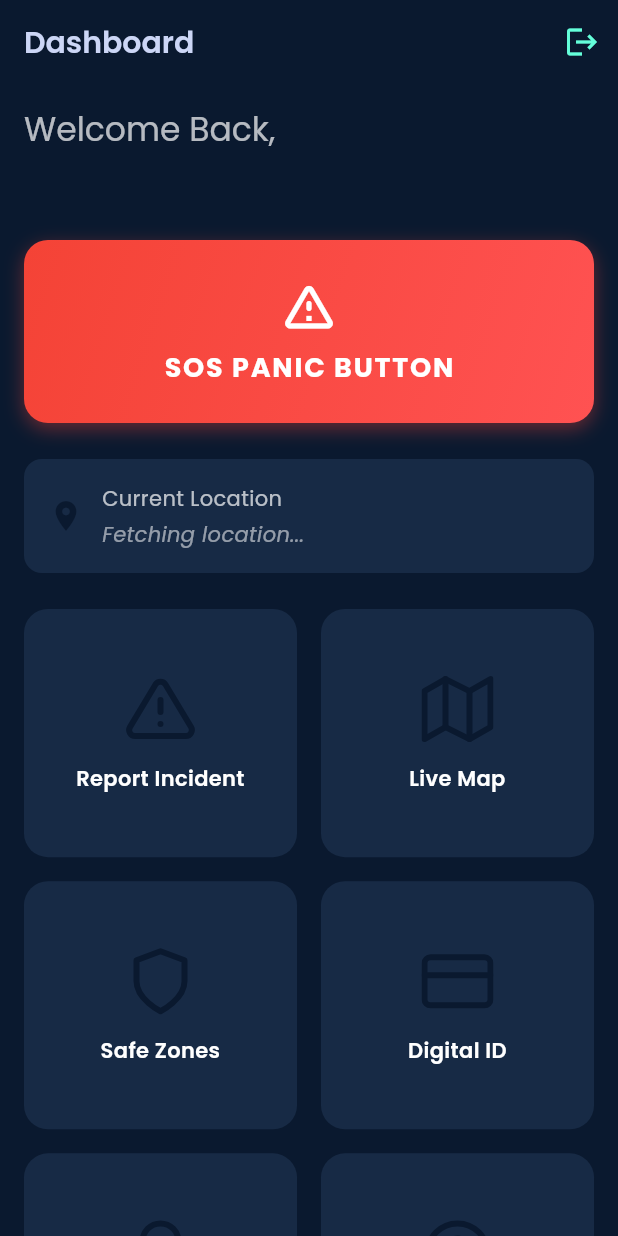
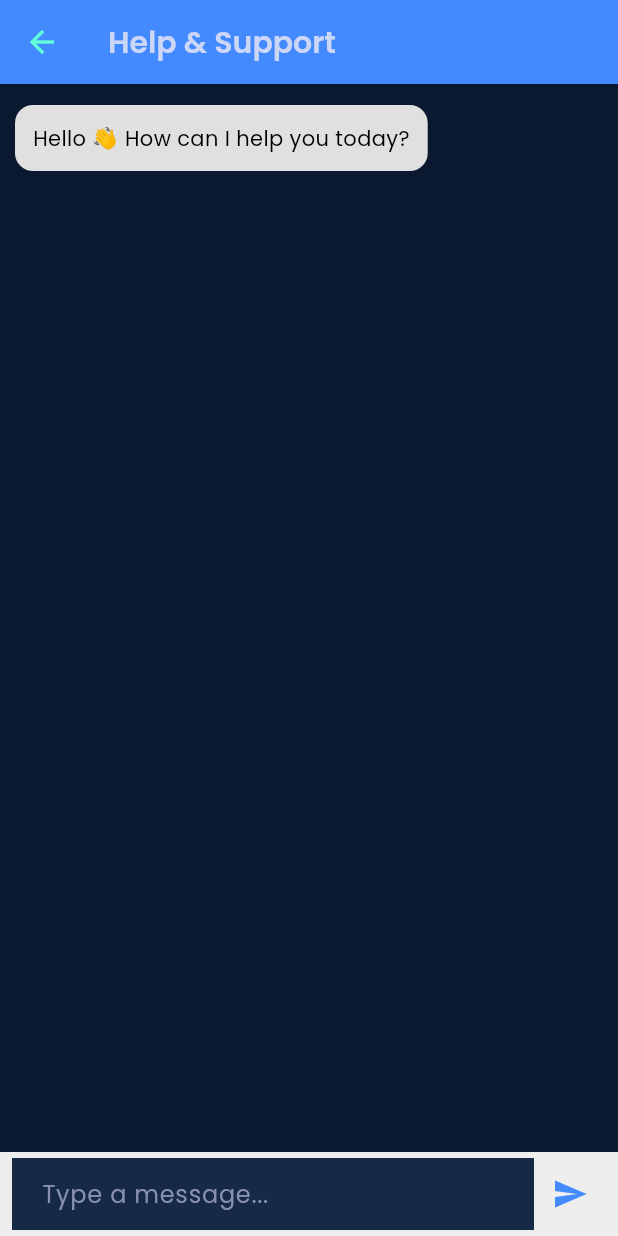
Before and after one commit to Stakeylock/sih_protoV2, a Flutter app: the screen it shows once a user with an empty profile is signed in, after a tap on "Help & Support", on a phone screen of 412 x 824 dp. Run offline on Flutter 3.47's test engine with Material 3 defaults, Android fonts, the phone set to English and light mode, and no system bars; our stand-ins replace flutter_dotenv, flutter_map, flutter_svg, geolocator, google_fonts, latlong2 and 2 more; accounts and stored records are empty.

Commit message:
Help & Support Frontend

```diff
--- a/sih_proto/lib/main.dart
+++ b/sih_proto/lib/main.dart
@@ -11,6 +11,8 @@ import 'package:sih_proto/screens/tourist_dashboard.dart';
 // UPDATED: Changed the import to point to the consolidated manager file
 import 'package:sih_proto/services/supabase_config.dart';
 import 'package:sih_proto/utils/app_theme.dart';
+
+import 'package:sih_proto/screens/chat_screen.dart';
 
 void main() async {
   WidgetsFlutterBinding.ensureInitialized();
@@ -39,6 +41,7 @@ class SihProtoApp extends StatelessWidget {
           '/tourist-dashboard': (context) => const TouristDashboard(),
           '/admin-dashboard': (context) => const AdminDashboardScreen(),
           '/police-dashboard': (context) => const PoliceDashboard(),
+          '/chat': (context) => const ChatScreen(),
         },
       ),
     );
--- /dev/null
+++ b/sih_proto/lib/screens/chat_screen.dart
@@ -0,0 +1,102 @@
+import 'package:flutter/material.dart';
+
+class ChatScreen extends StatefulWidget {
+  const ChatScreen({Key? key}) : super(key: key);
+
+  @override
+  State<ChatScreen> createState() => _ChatScreenState();
+}
+
+class _ChatScreenState extends State<ChatScreen> {
+  final TextEditingController _controller = TextEditingController();
+
+  // Temporary in-memory chat storage
+  List<Map<String, String>> messages = [
+    {"role": "bot", "text": "Hello 👋 How can I help you today?"},
+  ];
+
+  void _sendMessage() {
+    final text = _controller.text.trim();
+    if (text.isEmpty) return;
+
+    setState(() {
+      // Add user message
+      messages.add({"role": "user", "text": text});
+      _controller.clear();
+
+      // Add dummy bot reply (later replace with API call)
+      Future.delayed(const Duration(milliseconds: 500), () {
+        setState(() {
+          messages.add({"role": "bot", "text": "You said: $text"});
+        });
+      });
+    });
+  }
+
+  @override
+  Widget build(BuildContext context) {
+    return Scaffold(
+      appBar: AppBar(
+        title: const Text("Help & Support"),
+        backgroundColor: Colors.blueAccent,
+      ),
+      body: Column(
+        children: [
+          // Chat Messages
+          Expanded(
+            child: ListView.builder(
+              padding: const EdgeInsets.all(10),
+              itemCount: messages.length,
+              itemBuilder: (context, index) {
+                final message = messages[index];
+                final isUser = message["role"] == "user";
+                return Align(
+                  alignment:
+                      isUser ? Alignment.centerRight : Alignment.centerLeft,
+                  child: Container(
+                    margin: const EdgeInsets.symmetric(vertical: 4),
+                    padding: const EdgeInsets.all(12),
+                    decoration: BoxDecoration(
+                      color: isUser ? Colors.blueAccent : Colors.grey[300],
+                      borderRadius: BorderRadius.circular(12),
+                    ),
+                    child: Text(
+                      message["text"]!,
+                      style: TextStyle(
+                        color: isUser ? Colors.white : Colors.black,
+                      ),
+                    ),
+                  ),
+                );
+              },
+            ),
+          ),
+
+          // Input Field
+          Container(
+            padding: const EdgeInsets.symmetric(horizontal: 8, vertical: 4),
+            color: Colors.grey[200],
+            child: Row(
+              children: [
+                Expanded(
+                  child: TextField(
+                    controller: _controller,
+                    decoration: const InputDecoration(
+                      hintText: "Type a message...",
+                      border: InputBorder.none,
+                    ),
+                    onSubmitted: (_) => _sendMessage(),
+                  ),
+                ),
+                IconButton(
+                  icon: const Icon(Icons.send, color: Colors.blueAccent),
+                  onPressed: _sendMessage,
+                ),
+              ],
+            ),
+          ),
+        ],
+      ),
+    );
+  }
+}
--- a/sih_proto/lib/screens/tourist_dashboard.dart
+++ b/sih_proto/lib/screens/tourist_dashboard.dart
@@ -3,6 +3,7 @@ import 'package:flutter_svg/flutter_svg.dart';
 import 'package:geolocator/geolocator.dart';
 import 'package:provider/provider.dart';
 import 'package:sih_proto/providers/app_state.dart';
+import 'package:sih_proto/screens/chat_screen.dart';
 import 'package:sih_proto/screens/digital_id_screen.dart';
 import 'package:sih_proto/screens/live_map_screen.dart';
 import 'package:sih_proto/screens/notifications_screen.dart';
@@ -225,9 +226,8 @@ class _FeaturesGrid extends StatelessWidget {
         _FeatureCard(
           title: 'Help & Support',
           iconSvg: CustomIcons.help,
-          onTap: () {
-            // Placeholder for Help & Support
-          },
+          onTap: () => Navigator.push(context,
+              MaterialPageRoute(builder: (_) => const ChatScreen())),
         ),
       ],
     );
```
Also changed, not shown: sih_proto/lib/services/help_service.dart (added).
